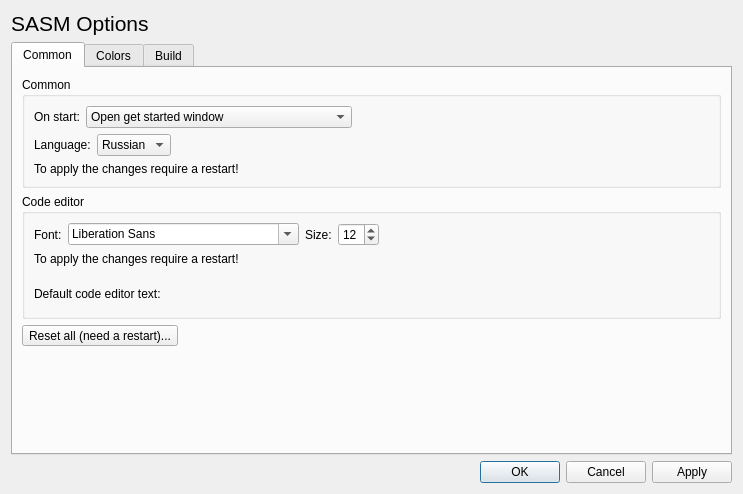
Above: settings.ui from Dman95/SASM before the change. Below: the same form after it.
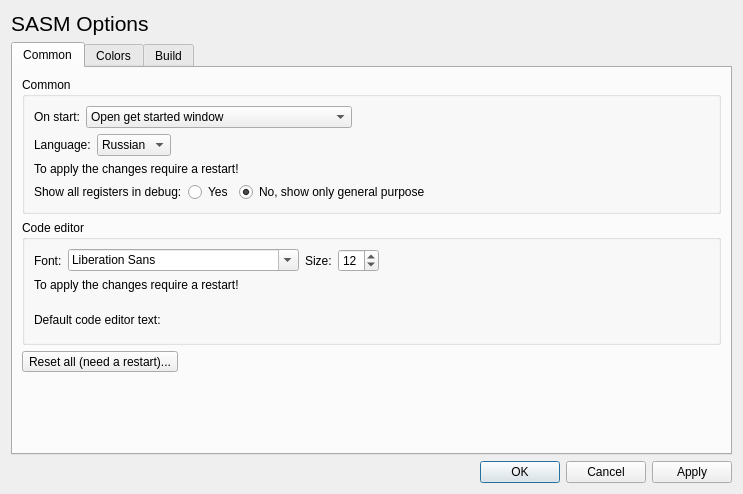
That is the form after the change. The open tabs and pages were chosen to show the change.

Commit message: Additional registers view has been added

Diff of the .ui file:
```diff
--- a/settings.ui
+++ b/settings.ui
@@ -167,6 +167,56 @@
             </property>
            </widget>
           </item>
+          <item>
+           <layout class="QHBoxLayout" name="horizontalLayout_8">
+            <item>
+             <widget class="QLabel" name="registersLabel_2">
+              <property name="text">
+               <string>Show all registers in debug:</string>
+              </property>
+             </widget>
+            </item>
+            <item>
+             <widget class="QRadioButton" name="registersYesRadioButton">
+              <property name="text">
+               <string>Yes</string>
+              </property>
+              <property name="checked">
+               <bool>false</bool>
+              </property>
+              <attribute name="buttonGroup">
+               <string notr="true">buttonGroup_3</string>
+              </attribute>
+             </widget>
+            </item>
+            <item>
+             <widget class="QRadioButton" name="registersNoRadioButton">
+              <property name="text">
+               <string>No, show only general purpose</string>
+              </property>
+              <property name="checked">
+               <bool>true</bool>
+              </property>
+              <attribute name="buttonGroup">
+               <string notr="true">buttonGroup_3</string>
+              </attribute>
+             </widget>
+            </item>
+            <item>
+             <spacer name="horizontalSpacer_9">
+              <property name="orientation">
+               <enum>Qt::Horizontal</enum>
+              </property>
+              <property name="sizeHint" stdset="0">
+               <size>
+                <width>40</width>
+                <height>20</height>
+               </size>
+              </property>
+             </spacer>
+            </item>
+           </layout>
+          </item>
          </layout>
         </widget>
        </item>
```
Left out of the diff: 3 changed lines with no effect on the pictures. The commit also changes 8 other files.
